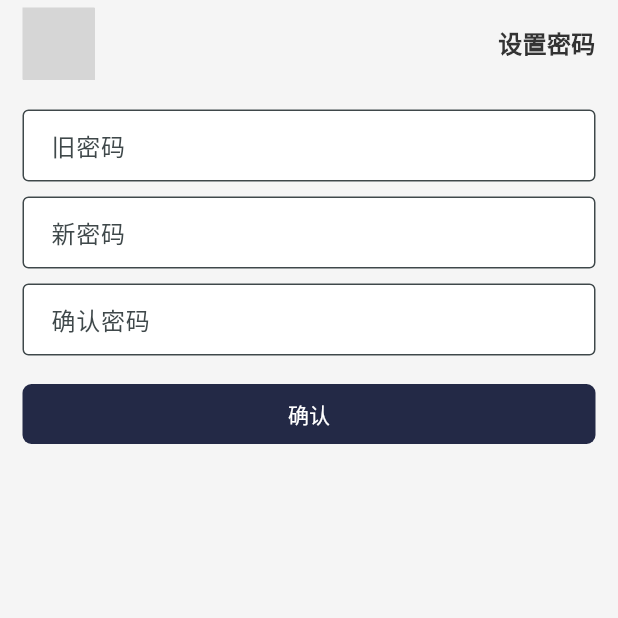
After one commit to Coral-Y/food-flutter, a Flutter app: the Settings screen opened by its route, after a tap on "修改密码", on a phone screen of 412 x 824 dp, the top half of it. The commit adds this screen. Run offline on Flutter 3.47's test engine with Material 3 defaults, Android fonts, the phone set to English and light mode, and no system bars; our stand-ins replace dio, dotted_border, flutter_svg, image_picker, reorderables, shared_preferences; missing offline and left inert: colorful_iconify_flutter, iconify_flutter; accounts and stored records are empty; network calls fail; grey boxes are pictures that could not be loaded.

Commit message:
feat:修改密码

```diff
--- a/lib/main.dart
+++ b/lib/main.dart
@@ -5,14 +5,16 @@ import 'package:food/pages/home.dart';
 import 'package:food/pages/kind_manage/list.dart';
 import 'package:food/pages/me/edit_info.dart';
 import 'package:food/pages/me/index.dart';
-import 'package:food/pages/me/setting.dart';
 import 'package:food/pages/module/list.dart';
 import 'package:food/pages/recipe/detail.dart';
 import 'package:food/pages/recipe/edit.dart';
 import 'package:food/pages/recipe/step.dart';
+import 'package:food/pages/settings/edit_password.dart';
+import 'package:food/pages/settings/index.dart';
 import 'package:food/pages/sign_in/index.dart';
 import 'package:food/pages/sign_in/privacyPolicy.dart';
 import 'package:food/pages/sign_in/register.dart';
+import 'package:food/pages/sign_in/set_password.dart';
 import 'package:food/pages/sign_in/userAgreement.dart';
 import 'package:food/widgets/c_snackbar.dart';
 import 'package:food/api/auth.dart';
@@ -21,6 +23,8 @@ import 'package:provider/provider.dart';
 import 'package:food/model/user_info.dart';
 import 'package:food/providers/user_provider.dart';
 import 'package:food/providers/recipe_provider.dart';
+
+final GlobalKey<NavigatorState> navigatorKey = GlobalKey<NavigatorState>();
 
 void main() {
   WidgetsFlutterBinding.ensureInitialized();
@@ -42,6 +46,7 @@ class MyApp extends StatelessWidget {
   Widget build(BuildContext context) {
     return MaterialApp(
       title: 'Food',
+      navigatorKey: navigatorKey,
       theme: ThemeData(
         colorScheme: ColorScheme.fromSeed(
           seedColor: Colors.white,
@@ -54,6 +59,7 @@ class MyApp extends StatelessWidget {
       routes: {
         '/login': (context) => const Login(),
         '/register': (context) => const Register(),
+        '/setPassword': (context) => const SetPasswordord(),
         '/userAgreement': (context) => const UserAgreement(),
         '/privacyPolicy': (context) => const PrivacyPolicy(),
         '/home': (context) => const Home(),
@@ -62,6 +68,7 @@ class MyApp extends StatelessWidget {
         '/recipeStep': (context) => const StepPage(),
         '/me': (context) => const Me(),
         '/settings': (context) => const Settings(),
+        '/editPassword': (context) => const EditPassword(),
         '/editInfo': (context) => const EditInfo(),
         '/contactUs': (context) => const ContactUs(),
         '/kindManage': (context) => const KindManage(),
--- /dev/null
+++ b/lib/pages/settings/edit_password.dart
@@ -0,0 +1,127 @@
+import 'package:flutter/material.dart';
+import 'package:food/api/accounts.dart';
+import 'package:food/api/auth.dart';
+import 'package:food/model/exception.dart';
+import 'package:food/widgets/c_button.dart';
+import 'package:food/widgets/c_snackbar.dart';
+import 'package:food/widgets/header.dart';
+
+class EditPassword extends StatefulWidget {
+  const EditPassword({super.key});
+
+  @override
+  State<EditPassword> createState() => _EditPasswordState();
+}
+
+class _EditPasswordState extends State<EditPassword> {
+  final TextEditingController _oldPasswordController = TextEditingController();
+  final TextEditingController _passwordController = TextEditingController();
+  final TextEditingController _confirmController = TextEditingController();
+
+  @override
+  void dispose() {
+    _oldPasswordController.dispose();
+    _passwordController.dispose();
+    _confirmController.dispose();
+    super.dispose();
+  }
+
+  // 提交设置
+  void submit() async {
+    if (_oldPasswordController.text.isEmpty) {
+      CSnackBar(message: '请输入旧密码').show(context);
+      return;
+    }
+    if (_passwordController.text.isEmpty) {
+      CSnackBar(message: '请输入新密码').show(context);
+      return;
+    }
+    if (_confirmController.text.isEmpty) {
+      CSnackBar(message: '请输入确认密码').show(context);
+      return;
+    }
+    if (_passwordController.text != _confirmController.text) {
+      CSnackBar(message: '确认密码与新密码不一致，请重新输入').show(context);
+      return;
+    }
+    try {
+      await AccountsApi().editPassword(_oldPasswordController.text,
+          _passwordController.text, _confirmController.text);
+      // 清除 token
+      await AuthApi().logout();
+      // 清除用户信息缓存
+      await AccountsApi().clearUserInfo();
+      CSnackBar(message: '修改成功，请重新登陆').show(context);
+      Navigator.of(context).pushNamedAndRemoveUntil('/login', (route) => false);
+    } on ApiException catch (e) {
+      CSnackBar(message: e.message).show(context);
+    } catch (e) {
+      print(e);
+    }
+  }
+
+  @override
+  Widget build(BuildContext context) {
+    return Scaffold(
+      body: SafeArea(
+          child: Padding(
+        padding: const EdgeInsets.symmetric(vertical: 5, horizontal: 15),
+        child: Column(
+          crossAxisAlignment: CrossAxisAlignment.start,
+          children: [
+            const Header(title: '设置密码'),
+            TextField(
+              obscureText: true,
+              controller: _oldPasswordController,
+              decoration: const InputDecoration(
+                  fillColor: Colors.white,
+                  filled: true,
+                  contentPadding:
+                      EdgeInsets.symmetric(horizontal: 15, vertical: 3),
+                  label: Text('旧密码'),
+                  border: OutlineInputBorder(),
+                  counterText: ""),
+            ),
+            const SizedBox(
+              height: 10,
+            ),
+            TextField(
+              obscureText: true,
+              controller: _passwordController,
+              decoration: const InputDecoration(
+                  fillColor: Colors.white,
+                  filled: true,
+                  contentPadding:
+                      EdgeInsets.symmetric(horizontal: 15, vertical: 3),
+                  label: Text('新密码'),
+                  border: OutlineInputBorder(),
+                  counterText: ""),
+            ),
+            const SizedBox(
+              height: 10,
+            ),
+            TextField(
+              obscureText: true,
+              controller: _confirmController,
+              decoration: const InputDecoration(
+                  fillColor: Colors.white,
+                  filled: true,
+                  contentPadding:
+                      EdgeInsets.symmetric(horizontal: 15, vertical: 3),
+                  label: Text('确认密码'),
+                  border: OutlineInputBorder(),
+                  counterText: ""),
+            ),
+            const SizedBox(
+              height: 15,
+            ),
+            SizedBox(
+              width: double.infinity,
+              child: CButton(onPressed: submit, text: '确认'),
+            )
+          ],
+        ),
+      )),
+    );
+  }
+}
--- a/lib/pages/settings/index.dart
+++ b/lib/pages/settings/index.dart
@@ -11,13 +11,53 @@ class Settings extends StatelessWidget {
   @override
   Widget build(BuildContext context) {
     return Scaffold(
+      backgroundColor: Theme.of(context).colorScheme.surface,
       body: SafeArea(
-        child: Padding(
-          padding: const EdgeInsets.fromLTRB(15, 5, 15, 10),
         child: Column(
           children: [
             // 头部标题和返回按钮
-              const Header(title: '设置'),
+            const Padding(
+              padding: EdgeInsets.symmetric(vertical: 5, horizontal: 15),
+              child: Header(title: '设置'),
+            ),
+
+            // 修改基础信息
+            GestureDetector(
+              onTap: () {
+                Navigator.of(context).pushNamed('/editInfo');
+              },
+              child: Container(
+                width: double.infinity,
+                color: Colors.white,
+                padding:
+                    const EdgeInsets.symmetric(vertical: 10, horizontal: 15),
+                child: const Text(
+                  '修改基础信息',
+                  style: TextStyle(fontSize: 16),
+                ),
+              ),
+            ),
+            Container(
+              height: 1,
+              color: const Color(0xfff5f5f5),
+            ),
+
+            // 修改密码
+            GestureDetector(
+              onTap: () {
+                Navigator.of(context).pushNamed('/editPassword');
+              },
+              child: Container(
+                width: double.infinity,
+                color: Colors.white,
+                padding:
+                    const EdgeInsets.symmetric(vertical: 10, horizontal: 15),
+                child: const Text(
+                  '修改密码',
+                  style: TextStyle(fontSize: 16),
+                ),
+              ),
+            ),
 
             // 中间可以添加其他设置项
 
@@ -25,7 +65,7 @@ class Settings extends StatelessWidget {
             const Spacer(),
             Container(
               width: double.infinity,
-                padding: const EdgeInsets.symmetric(horizontal: 15),
+              padding: const EdgeInsets.symmetric(horizontal: 15, vertical: 10),
               child: CButton(
                 onPressed: () async {
                   try {
@@ -45,7 +85,7 @@ class Settings extends StatelessWidget {
                   } catch (e) {
                     print('退出登录失败: $e');
                     if (!context.mounted) return;
-                      CSnackBar(message: '退出失败').show(context);
+                    CSnackBar(message: '退出失败，请稍后再试').show(context);
                   }
                 },
                 text: '退出登录',
@@ -55,7 +95,6 @@ class Settings extends StatelessWidget {
           ],
         ),
       ),
-      ),
     );
   }
 }
--- a/lib/pages/sign_in/index.dart
+++ b/lib/pages/sign_in/index.dart
@@ -28,7 +28,7 @@ class _LoginState extends State<Login> {
   void didChangeDependencies() async {
     super.didChangeDependencies();
     _phoneController.text = '13049363874';
-    _passwordController.text = 'Aa123456';
+    _passwordController.text = 'Aaaaa11111';
     agreed = true;
   }
 
--- a/lib/widgets/header.dart
+++ b/lib/widgets/header.dart
@@ -7,8 +7,10 @@ import 'package:food/config.dart';
 class Header extends StatelessWidget {
   final String title;
   final String? icon;
+  final bool showIcon;
 
-  const Header({super.key, required this.title, this.icon});
+  const Header(
+      {super.key, required this.title, this.icon, this.showIcon = true});
 
   @override
   Widget build(BuildContext context) {
@@ -17,13 +19,16 @@ class Header extends StatelessWidget {
       child: Row(
         mainAxisAlignment: MainAxisAlignment.spaceBetween,
         children: [
-          InkWell(
+          Visibility(
+            visible: showIcon,
+            child: InkWell(
               onTap: () {
                 Navigator.of(context).pop();
               },
               child: const Iconify(
                 Cil.arrow_left,
                 size: 20,
+              ),
             ),
           ),
           Row(
```
Also changed, not shown: lib/api/accounts.dart (+11 -2 lines), lib/api/auth.dart (+9 -4 lines), lib/api/icon.dart (+5 -9 lines), lib/pages/me/edit_info.dart (+7 -4 lines), lib/pages/me/index.dart (+1 -11 lines), lib/pages/me/setting.dart (deleted, +0 -45 lines), lib/pages/schedule/index.dart (+8 -4 lines), lib/pages/sign_in/register.dart (+10 -69 lines), lib/pages/sign_in/set_password.dart (added, +135 -0 lines), lib/utils/request.dart (+24 -0 lines), lib/widgets/verify_phone.dart (added, +137 -0 lines). Lines whose indentation alone changed are shown as unchanged.
